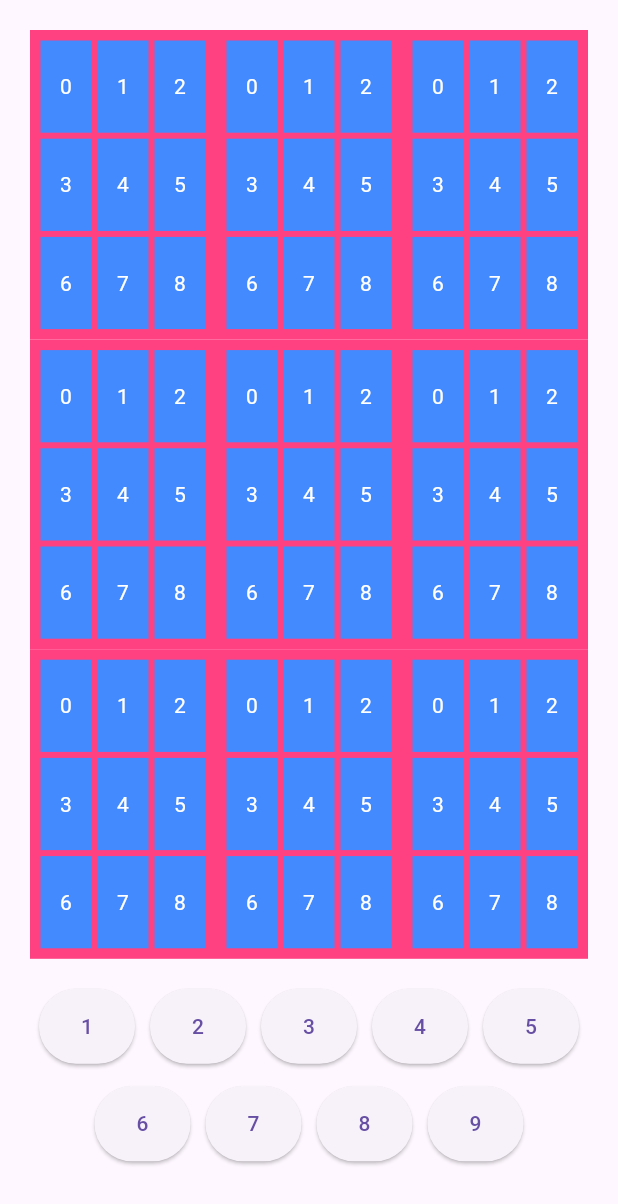
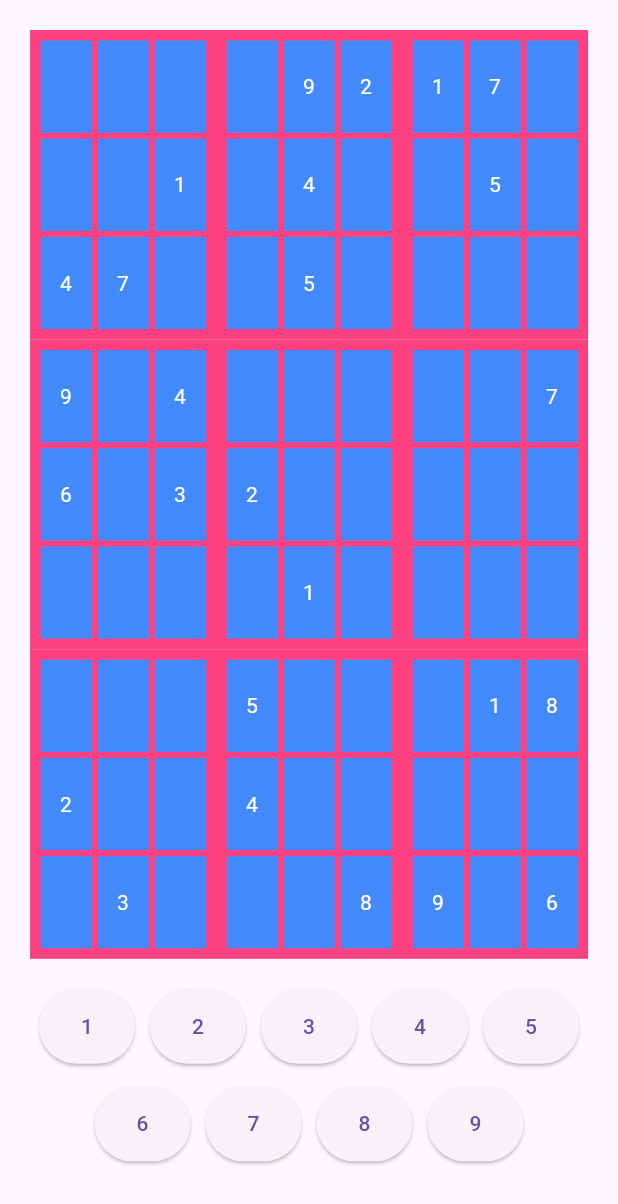
Before and after one commit to FrozenAssassine/SudokuMasters, a Flutter app: the screen it shows after launch, on a phone screen of 412 x 824 dp. Shown: the top 1204 px of the screen. Run offline on Flutter 3.47's test engine with Material 3 defaults, Android fonts, the phone set to English and light mode, and no system bars.

Commit message:
feat: initial UI load

```diff
--- a/lib/features/backend/sudoku.dart
+++ b/lib/features/backend/sudoku.dart
@@ -12,6 +12,8 @@ class Sudoku {
   void operator []=(Point pos, int value) => set(pos.x, pos.y, value);
 
   int get(int x, int y) => gameArea[x + y * 9];
+
+  int getP(Point p) => gameArea[p.x + p.y * 9];
 
   void set(int x, int y, int value) => gameArea[x + y * 9] = value;
 
--- a/lib/features/sudoku_grid_item/sudoku_grid_item.dart
+++ b/lib/features/sudoku_grid_item/sudoku_grid_item.dart
@@ -13,6 +13,11 @@ class SudokuGridItem extends StatefulWidget {
 }
 
 class _SudokuGridItemState extends State<SudokuGridItem> {
+
+  Point _getCoords(int index){
+    return Point((widget.gridCellIndex % 3) * 3 + (index % 3), (widget.gridCellIndex - (widget.gridCellIndex % 3) + ((index - (index % 3))/3)).round());
+  }
+
   @override
   Widget build(BuildContext context) {
     return Padding(
@@ -29,7 +34,7 @@ class _SudokuGridItemState extends State<SudokuGridItem> {
                     onTap: () {
                       print('Cell ${widget.gridCellIndex}, ${index} tapped');
                       print('X: ${(widget.gridCellIndex % 3) * 3 + (index % 3)}, Y: ${(widget.gridCellIndex - (widget.gridCellIndex % 3) + ((index - (index % 3))/3)).round()}');
-                      widget.sudoku?.currentP = Point((widget.gridCellIndex % 3) * 3 + (index % 3), (widget.gridCellIndex - (widget.gridCellIndex % 3) + ((index - (index % 3))/3)).round());
+                      widget.sudoku?.currentP = _getCoords(index);
                       widget.sudoku?.isActive = true;
                     },
                     child: Container(
@@ -37,7 +42,7 @@ class _SudokuGridItemState extends State<SudokuGridItem> {
                       color: Colors.blueAccent,
                       child: Center(
                         child: Text(
-                          '$index',
+                          '${widget.sudoku?.getP(_getCoords(index)).toString().replaceAll("-1", "")}',
                           style: TextStyle(color: Colors.white),
                         ),
                       ),
```
